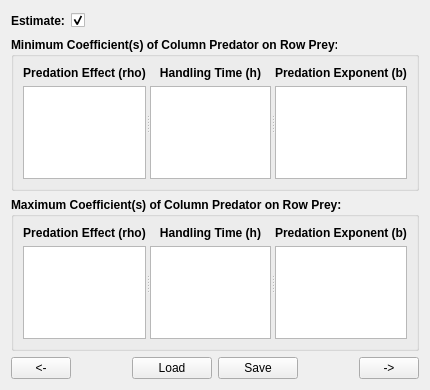
First picture: the form in MSSPM_Main/forms/Estimation/Estimation_Tab04.ui, repository nmfs-fish-tools/MSSPM, before the edit.
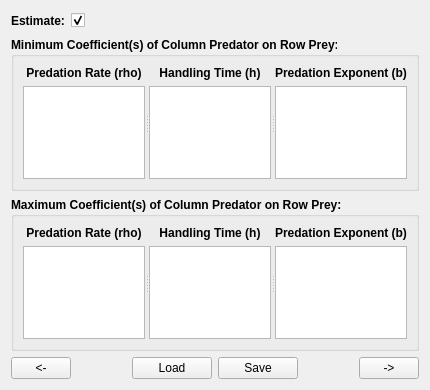
Second picture: the form after the edit.

What changed in the file:
```diff
--- a/MSSPM_Main/forms/Estimation/Estimation_Tab04.ui
+++ b/MSSPM_Main/forms/Estimation/Estimation_Tab04.ui
@@ -106,7 +106,7 @@
              </font>
             </property>
             <property name="text">
-             <string>Predation Effect (rho)</string>
+             <string>Predation Rate (rho)</string>
             </property>
             <property name="alignment">
              <set>Qt::AlignCenter</set>
@@ -278,7 +278,7 @@
              </font>
             </property>
             <property name="text">
-             <string>Predation Effect (rho)</string>
+             <string>Predation Rate (rho)</string>
             </property>
             <property name="alignment">
              <set>Qt::AlignCenter</set>
```
